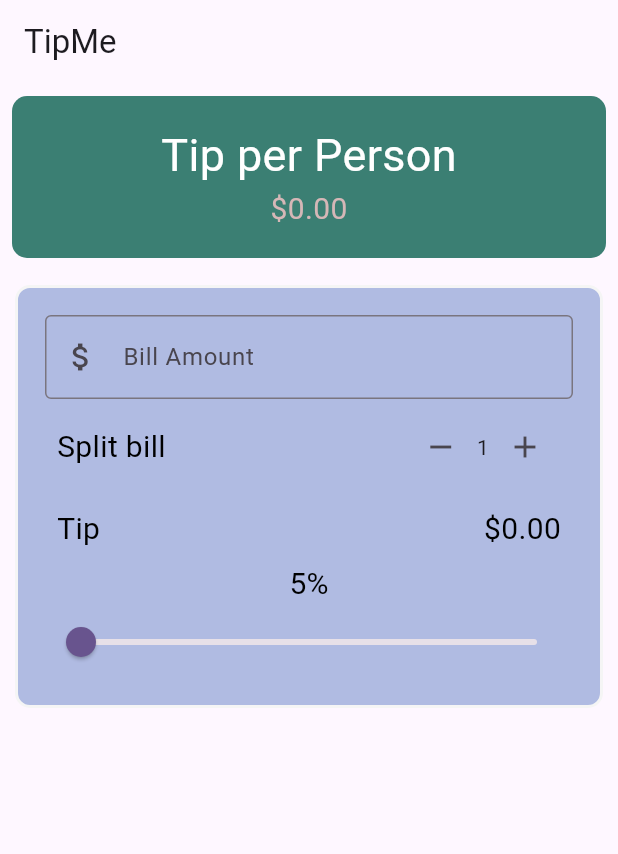
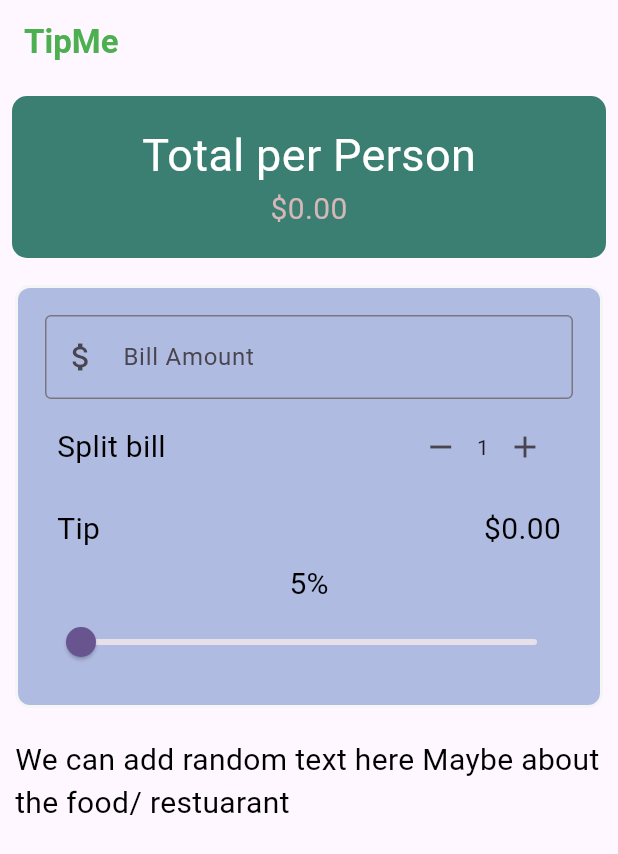
Before and after one commit to zhira03/Tipping, a Flutter app: the screen it shows after launch, on a phone screen of 412 x 824 dp. Shown: the top 854 px of the screen. Run offline on Flutter 3.47's test engine with Material 3 defaults, Android fonts, the light colour scheme and no system bars.

Commit message:
feat: add TipPerPerson widget

```diff
--- a/lib/main.dart
+++ b/lib/main.dart
@@ -2,6 +2,7 @@ import 'package:flutter/material.dart';
 import 'package:tipme/widgets/amountBiller.dart';
 import 'package:tipme/widgets/percentage_slider.dart';
 import 'package:tipme/widgets/person_counter.dart';
+import 'package:tipme/widgets/totalPerPerson.dart';
 
 void main() {
   runApp(const MyApp());
@@ -67,35 +68,16 @@ class _TipMeState extends State<TipMe> {
     double total = _perPeronTotal();
     return Scaffold(
       appBar: AppBar(
-        title: const Text('TipMe'),
+        title: const Text('TipMe',
+          style: TextStyle(
+            color: Colors.green,
+            fontWeight: FontWeight.bold
+          )),
         ),
       body : Column(
         crossAxisAlignment: CrossAxisAlignment.stretch,
         children: <Widget>[
-          Padding(
-            padding: const EdgeInsets.all(8.0),
-            child: Container(
-              padding: const EdgeInsets.all(18),
-              decoration: BoxDecoration(
-                color: const Color.fromARGB(255, 59, 127, 115),
-                borderRadius: BorderRadius.circular(10),
-                ),
-              child: Column(
-                children: [
-                  const Text('Tip per Person',
-                      style: TextStyle(
-                        fontSize: 30,
-                        color: Colors.white),
-                        ),
-                     Text("\$${total.toStringAsFixed(2)}",
-                      style: TextStyle(
-                        fontSize: 20,
-                        color: Color.fromARGB(255, 213, 183, 183)),
-                        ),
-                ],
-              ),
-              ),
-          ),
+          TipPerPerson(total: total),
           Padding(
             padding: const EdgeInsets.all(10.0),
             child: Container(
@@ -113,7 +95,7 @@ class _TipMeState extends State<TipMe> {
                     billAmount: _billTotal.toStringAsFixed(2),
                     onChanged: (value){
                       setState(() {
-                      _billTotal = double.parse(value);
+                      _billTotal = double.tryParse(value) ?? 0.00;
                     });
                     }),
                   //shared bill part
@@ -150,11 +132,22 @@ class _TipMeState extends State<TipMe> {
                     setState(() {
                       _tipPercentage = value.clamp(0.05, 0.45);
                     });
-                   },)
+                   },),
                 ],
               ),
             ),
           ),
+          Padding(
+            padding: EdgeInsets.all(10),
+            child: Container(
+              child: Text("We can add random text here Maybe about the food/ restuarant",
+                style: TextStyle(
+                  fontSize: 20,
+                  color: Colors.black,
+                ),
+              ),
+            ),
+          )
         ]
       ),
     );
--- /dev/null
+++ b/lib/widgets/totalPerPerson.dart
@@ -0,0 +1,37 @@
+import 'package:flutter/material.dart';
+
+class TipPerPerson extends StatelessWidget {
+  const TipPerPerson({
+    super.key,
+    required this.total,
+  });
+
+  final double total;
+
+  @override
+  Widget build(BuildContext context) {
+    return Padding(
+      padding: const EdgeInsets.all(8.0),
+      child: Container(
+        padding: const EdgeInsets.all(18),
+        decoration: BoxDecoration(
+          color: const Color.fromARGB(255, 59, 127, 115),
+          borderRadius: BorderRadius.circular(10),
+        ),
+        child: Column(
+          children: [
+            const Text(
+              'Total per Person',
+              style: TextStyle(fontSize: 30, color: Colors.white),
+            ),
+            Text(
+              "\$${total.toStringAsFixed(2)}",
+              style: TextStyle(
+                  fontSize: 20, color: Color.fromARGB(255, 213, 183, 183)),
+            ),
+          ],
+        ),
+      ),
+    );
+  }
+}
```
